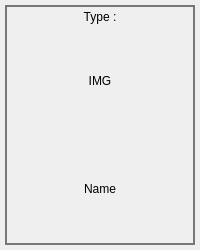
This is ui/item_widget.ui in AnthonySTZ/AssetManager as Qt 5 draws it before an edit. The edited form follows.
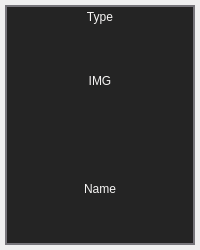
This is the edited form.

Patch:
```diff
--- a/ui/item_widget.ui
+++ b/ui/item_widget.ui
@@ -53,9 +53,12 @@
       <bool>true</bool>
      </property>
      <property name="styleSheet">
-      <string notr="true">.QFrame{
-
+      <string notr="true">.QLabel{
+	color: rgb(246, 245, 244);
+}
+.QFrame{
 	border: 2px solid rgb(119, 118, 123);
+	background-color: rgb(36, 36, 36);
 
 }
 .QFrame:hover{
@@ -120,7 +123,7 @@
          </size>
         </property>
         <property name="text">
-         <string>Type :</string>
+         <string>Type</string>
         </property>
         <property name="alignment">
          <set>Qt::AlignCenter</set>
```
Left out of the diff: 3 changed lines with no effect on the pictures.
